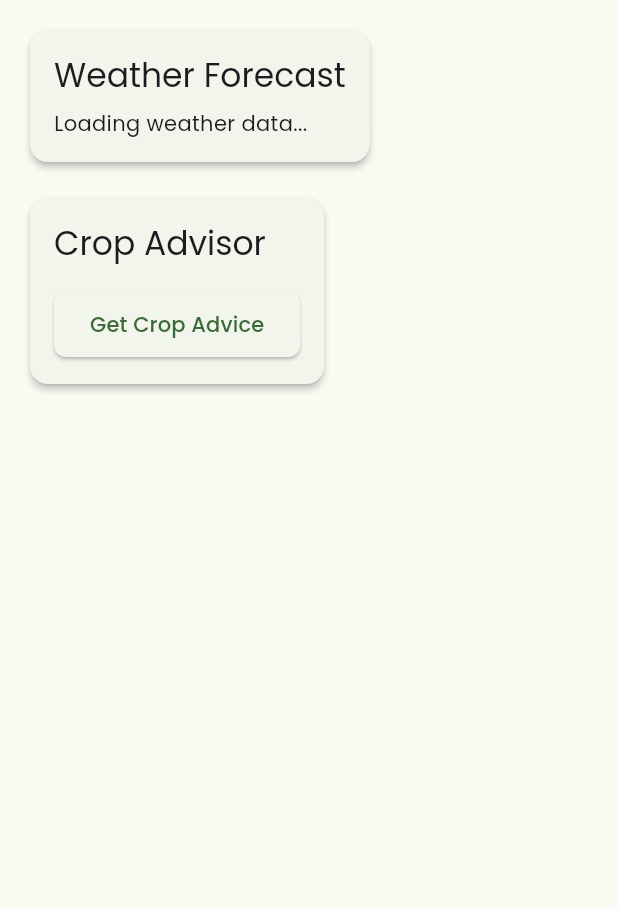
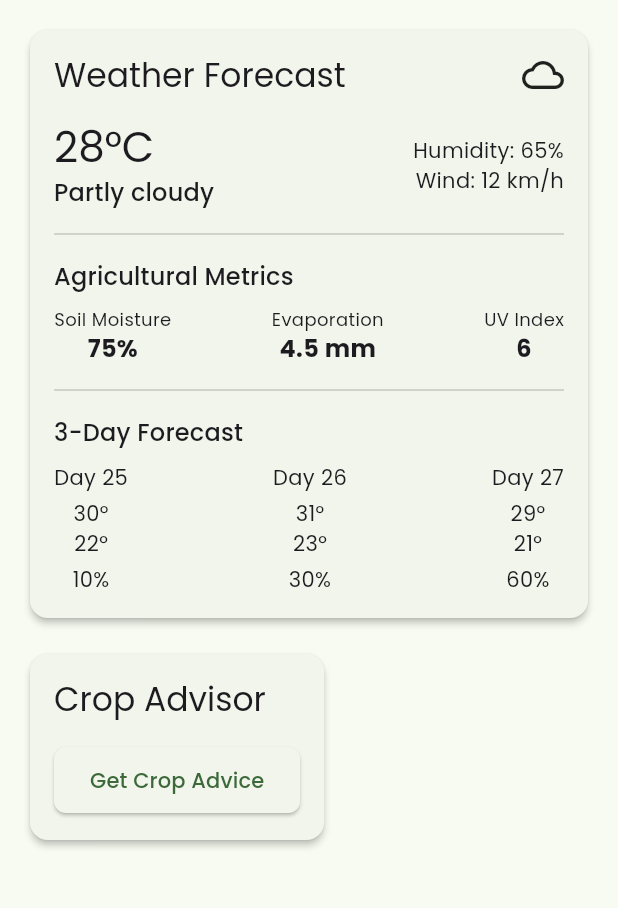
Before and after one commit to vishvaa-vsk/HarvestHub, a Flutter app: the screen it shows once a user with an empty profile is signed in, on a phone screen of 412 x 824 dp, the part 84-992 px from its top. Run offline on Flutter 3.47's test engine with Material 3 defaults, Android fonts, the phone set to English and light mode, and no system bars; our stand-ins replace firebase_auth, firebase_core, flutter_dotenv, geolocator, google_fonts, google_generative_ai and 1 more; accounts and stored records are empty.

Commit message:
feat: Add WeatherService for fetching weather data and integrate it into HomePage

```diff
--- /dev/null
+++ b/lib/core/services/weather_service.dart
@@ -0,0 +1,93 @@
+import 'package:flutter_dotenv/flutter_dotenv.dart';
+import 'package:googleapis_auth/auth_io.dart';
+import 'package:http/http.dart' as http;
+import 'dart:convert';
+import 'package:geolocator/geolocator.dart';
+
+class WeatherService {
+  static const String _baseUrl =
+      'https://earthengine.googleapis.com/v1/projects';
+  final String? _apiKey = dotenv.env['GOOGLE_CLOUD_API_KEY'];
+
+  Future<Map<String, dynamic>> getWeatherData() async {
+    try {
+      // Get current location
+      Position position = await _getCurrentLocation();
+
+      // Get weather data from Google Cloud
+      final response = await http.get(
+        Uri.parse(
+          '$_baseUrl/${dotenv.env['GOOGLE_CLOUD_PROJECT_ID']}/assets/weather'
+          '?location=${position.latitude},${position.longitude}'
+          '&key=$_apiKey',
+        ),
+      );
+
+      if (response.statusCode == 200) {
+        return json.decode(response.body);
+      } else {
+        throw Exception('Failed to load weather data');
+      }
+    } catch (e) {
+      // Return mock data for testing until API is properly configured
+      return _getMockWeatherData();
+    }
+  }
+
+  Future<Position> _getCurrentLocation() async {
+    bool serviceEnabled = await Geolocator.isLocationServiceEnabled();
+    if (!serviceEnabled) {
+      throw Exception('Location services are disabled.');
+    }
+
+    LocationPermission permission = await Geolocator.checkPermission();
+    if (permission == LocationPermission.denied) {
+      permission = await Geolocator.requestPermission();
+      if (permission == LocationPermission.denied) {
+        throw Exception('Location permissions are denied');
+      }
+    }
+
+    if (permission == LocationPermission.deniedForever) {
+      throw Exception(
+        'Location permissions are permanently denied, we cannot request permissions.',
+      );
+    }
+
+    return await Geolocator.getCurrentPosition();
+  }
+
+  // Mock data for testing
+  Map<String, dynamic> _getMockWeatherData() {
+    return {
+      "current": {
+        "temperature": 28,
+        "humidity": 65,
+        "condition": "Partly cloudy",
+        "windSpeed": 12,
+        "rainfall": 0,
+      },
+      "forecast": [
+        {
+          "date": DateTime.now().add(const Duration(days: 1)).toString(),
+          "temperature": {"min": 22, "max": 30},
+          "condition": "Sunny",
+          "rainChance": 10,
+        },
+        {
+          "date": DateTime.now().add(const Duration(days: 2)).toString(),
+          "temperature": {"min": 23, "max": 31},
+          "condition": "Cloudy",
+          "rainChance": 30,
+        },
+        {
+          "date": DateTime.now().add(const Duration(days: 3)).toString(),
+          "temperature": {"min": 21, "max": 29},
+          "condition": "Light rain",
+          "rainChance": 60,
+        },
+      ],
+      "agricultural": {"soilMoisture": 75, "evaporation": 4.5, "uvIndex": 6},
+    };
+  }
+}
--- a/lib/features/home/presentation/pages/home_page.dart
+++ b/lib/features/home/presentation/pages/home_page.dart
@@ -1,5 +1,6 @@
 import 'package:flutter/material.dart';
 import '../../../../core/services/gemini_service.dart';
+import '../../../../core/services/weather_service.dart';
 
 class HomePage extends StatelessWidget {
   const HomePage({super.key});
@@ -26,22 +27,157 @@ class HomePage extends StatelessWidget {
   }
 
   Widget _buildWeatherCard(BuildContext context) {
+    final weatherService = WeatherService();
+
     return Card(
       child: Padding(
         padding: const EdgeInsets.all(16),
         child: Column(
           crossAxisAlignment: CrossAxisAlignment.start,
           children: [
+            Row(
+              mainAxisAlignment: MainAxisAlignment.spaceBetween,
+              children: [
                 Text(
                   'Weather Forecast',
                   style: Theme.of(context).textTheme.titleLarge,
                 ),
+                const Icon(Icons.cloud_outlined, size: 28),
+              ],
+            ),
+            const SizedBox(height: 16),
+            FutureBuilder<Map<String, dynamic>>(
+              future: weatherService.getWeatherData(),
+              builder: (context, snapshot) {
+                if (snapshot.connectionState == ConnectionState.waiting) {
+                  return const Center(child: CircularProgressIndicator());
+                }
+
+                if (snapshot.hasError) {
+                  return Text('Error: ${snapshot.error}');
+                }
+
+                if (!snapshot.hasData) {
+                  return const Text('No weather data available');
+                }
+
+                final weather = snapshot.data!;
+                final current = weather['current'];
+                final agricultural = weather['agricultural'];
+
+                return Column(
+                  crossAxisAlignment: CrossAxisAlignment.start,
+                  children: [
+                    _buildCurrentWeather(context, current),
+                    const Divider(height: 32),
+                    _buildAgriculturalMetrics(context, agricultural),
+                    const Divider(height: 32),
+                    Text(
+                      '3-Day Forecast',
+                      style: Theme.of(context).textTheme.titleMedium,
+                    ),
                     const SizedBox(height: 8),
-            // TODO: Implement weather API integration
-            const Text('Loading weather data...'),
+                    _buildForecast(context, weather['forecast']),
+                  ],
+                );
+              },
+            ),
           ],
         ),
       ),
+    );
+  }
+
+  Widget _buildCurrentWeather(
+    BuildContext context,
+    Map<String, dynamic> current,
+  ) {
+    return Row(
+      mainAxisAlignment: MainAxisAlignment.spaceBetween,
+      children: [
+        Column(
+          crossAxisAlignment: CrossAxisAlignment.start,
+          children: [
+            Text(
+              '${current['temperature']}°C',
+              style: Theme.of(context).textTheme.headlineMedium,
+            ),
+            Text(
+              current['condition'],
+              style: Theme.of(context).textTheme.titleMedium,
+            ),
+          ],
+        ),
+        Column(
+          crossAxisAlignment: CrossAxisAlignment.end,
+          children: [
+            Text('Humidity: ${current['humidity']}%'),
+            Text('Wind: ${current['windSpeed']} km/h'),
+          ],
+        ),
+      ],
+    );
+  }
+
+  Widget _buildAgriculturalMetrics(
+    BuildContext context,
+    Map<String, dynamic> agricultural,
+  ) {
+    return Column(
+      crossAxisAlignment: CrossAxisAlignment.start,
+      children: [
+        Text(
+          'Agricultural Metrics',
+          style: Theme.of(context).textTheme.titleMedium,
+        ),
+        const SizedBox(height: 8),
+        Row(
+          mainAxisAlignment: MainAxisAlignment.spaceBetween,
+          children: [
+            _buildMetricItem(
+              'Soil Moisture',
+              '${agricultural['soilMoisture']}%',
+            ),
+            _buildMetricItem(
+              'Evaporation',
+              '${agricultural['evaporation']} mm',
+            ),
+            _buildMetricItem('UV Index', agricultural['uvIndex'].toString()),
+          ],
+        ),
+      ],
+    );
+  }
+
+  Widget _buildMetricItem(String label, String value) {
+    return Column(
+      children: [
+        Text(label, style: const TextStyle(fontSize: 12)),
+        Text(
+          value,
+          style: const TextStyle(fontSize: 16, fontWeight: FontWeight.bold),
+        ),
+      ],
+    );
+  }
+
+  Widget _buildForecast(BuildContext context, List<dynamic> forecast) {
+    return Row(
+      mainAxisAlignment: MainAxisAlignment.spaceBetween,
+      children:
+          forecast.map((day) {
+            final date = DateTime.parse(day['date']).day;
+            return Column(
+              children: [
+                Text('Day $date'),
+                const SizedBox(height: 4),
+                Text('${day['temperature']['max']}°'),
+                Text('${day['temperature']['min']}°'),
+                const SizedBox(height: 4),
+                Text('${day['rainChance']}%'),
+              ],
+            );
+          }).toList(),
     );
   }
 
@@ -52,10 +188,7 @@ class HomePage extends StatelessWidget {
         child: Column(
           crossAxisAlignment: CrossAxisAlignment.start,
           children: [
-            Text(
-              'Crop Advisor',
-              style: Theme.of(context).textTheme.titleLarge,
-            ),
+            Text('Crop Advisor', style: Theme.of(context).textTheme.titleLarge),
             const SizedBox(height: 16),
             ElevatedButton(
               onPressed: () async {
@@ -66,7 +199,8 @@ class HomePage extends StatelessWidget {
                 if (context.mounted) {
                   showDialog(
                     context: context,
-                    builder: (context) => AlertDialog(
+                    builder:
+                        (context) => AlertDialog(
                           title: const Text('Crop Advice'),
                           content: Text(advice),
                           actions: [
--- a/pubspec.yaml
+++ b/pubspec.yaml
@@ -44,6 +44,9 @@ dependencies:
   shared_preferences: ^2.5.2
   http: ^1.3.0
   flutter_dotenv: ^5.2.1
+  googleapis: ^14.0.0
+  googleapis_auth: ^1.6.0
+  geolocator: ^13.0.3
 
 dev_dependencies:
   flutter_test:
```
Also changed, not shown: pubspec.lock. Lines whose indentation alone changed are shown as unchanged.
